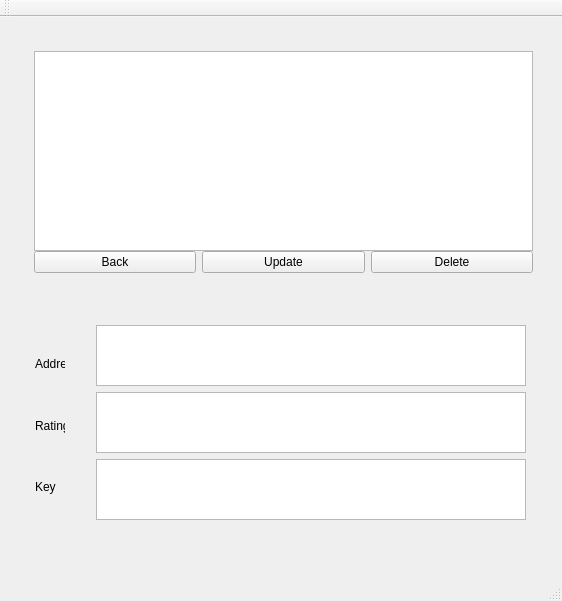
First picture: the form in mainwindow.ui, repository supojen/CS1C_Project, before the edit.
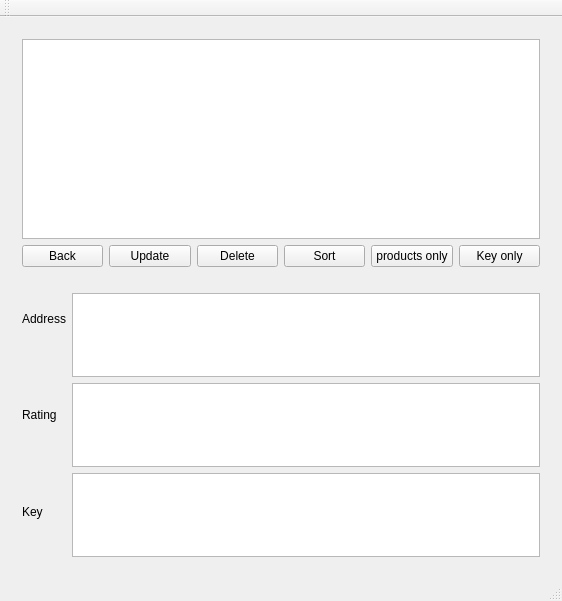
Second picture: the form after the edit.

```diff
--- a/mainwindow.ui
+++ b/mainwindow.ui
@@ -694,17 +694,8 @@
        </layout>
       </widget>
       <widget class="QWidget" name="databasepage">
-       <widget class="QWidget" name="layoutWidget">
-        <property name="geometry">
-         <rect>
-          <x>12</x>
-          <y>12</y>
-          <width>521</width>
-          <height>244</height>
-         </rect>
-        </property>
-        <layout class="QVBoxLayout" name="verticalLayout_11">
-         <item>
+       <layout class="QGridLayout" name="gridLayout_6">
+        <item row="0" column="0" colspan="2">
           <widget class="QTableView" name="tableView">
            <property name="minimumSize">
             <size>
@@ -714,7 +705,7 @@
            </property>
           </widget>
          </item>
-         <item>
+        <item row="1" column="0" colspan="2">
           <layout class="QHBoxLayout" name="horizontalLayout_7">
            <item>
             <widget class="QPushButton" name="backbtntoadmin">
@@ -737,47 +728,30 @@
              </property>
             </widget>
            </item>
-          </layout>
-         </item>
-        </layout>
-       </widget>
-       <widget class="QWidget" name="layoutWidget">
-        <property name="geometry">
-         <rect>
-          <x>74</x>
-          <y>266</y>
-          <width>452</width>
-          <height>237</height>
-         </rect>
-        </property>
-        <layout class="QVBoxLayout" name="verticalLayout_13">
          <item>
-          <widget class="QLabel" name="labelCustomerName">
+           <widget class="QPushButton" name="sortBtn">
            <property name="text">
-            <string/>
+             <string>Sort</string>
            </property>
           </widget>
          </item>
          <item>
-          <widget class="QTextEdit" name="textAddressListPage"/>
+           <widget class="QPushButton" name="productsBtn">
+            <property name="text">
+             <string>products only</string>
+            </property>
+           </widget>
          </item>
          <item>
-          <widget class="QTextEdit" name="textRatingListPage"/>
-         </item>
-         <item>
-          <widget class="QTextEdit" name="textKeyListPage"/>
-         </item>
-        </layout>
-       </widget>
-       <widget class="QWidget" name="">
-        <property name="geometry">
-         <rect>
-          <x>13</x>
-          <y>297</y>
-          <width>52</width>
-          <height>201</height>
-         </rect>
-        </property>
+           <widget class="QPushButton" name="keyCustomersBtn">
+            <property name="text">
+             <string>Key only</string>
+            </property>
+           </widget>
+          </item>
+         </layout>
+        </item>
+        <item row="2" column="0">
         <layout class="QVBoxLayout" name="verticalLayout_10">
          <item>
           <widget class="QLabel" name="labelAddressListPage">
@@ -801,7 +775,28 @@
           </widget>
          </item>
         </layout>
-       </widget>
+        </item>
+        <item row="2" column="1">
+         <layout class="QVBoxLayout" name="verticalLayout_13">
+          <item>
+           <widget class="QLabel" name="labelCustomerName">
+            <property name="text">
+             <string/>
+            </property>
+           </widget>
+          </item>
+          <item>
+           <widget class="QTextEdit" name="textAddressListPage"/>
+          </item>
+          <item>
+           <widget class="QTextEdit" name="textRatingListPage"/>
+          </item>
+          <item>
+           <widget class="QTextEdit" name="textKeyListPage"/>
+          </item>
+         </layout>
+        </item>
+       </layout>
       </widget>
       <widget class="QWidget" name="PageCreate">
        <widget class="QLabel" name="Status">
```
Lines whose indentation alone changed are shown as unchanged.
